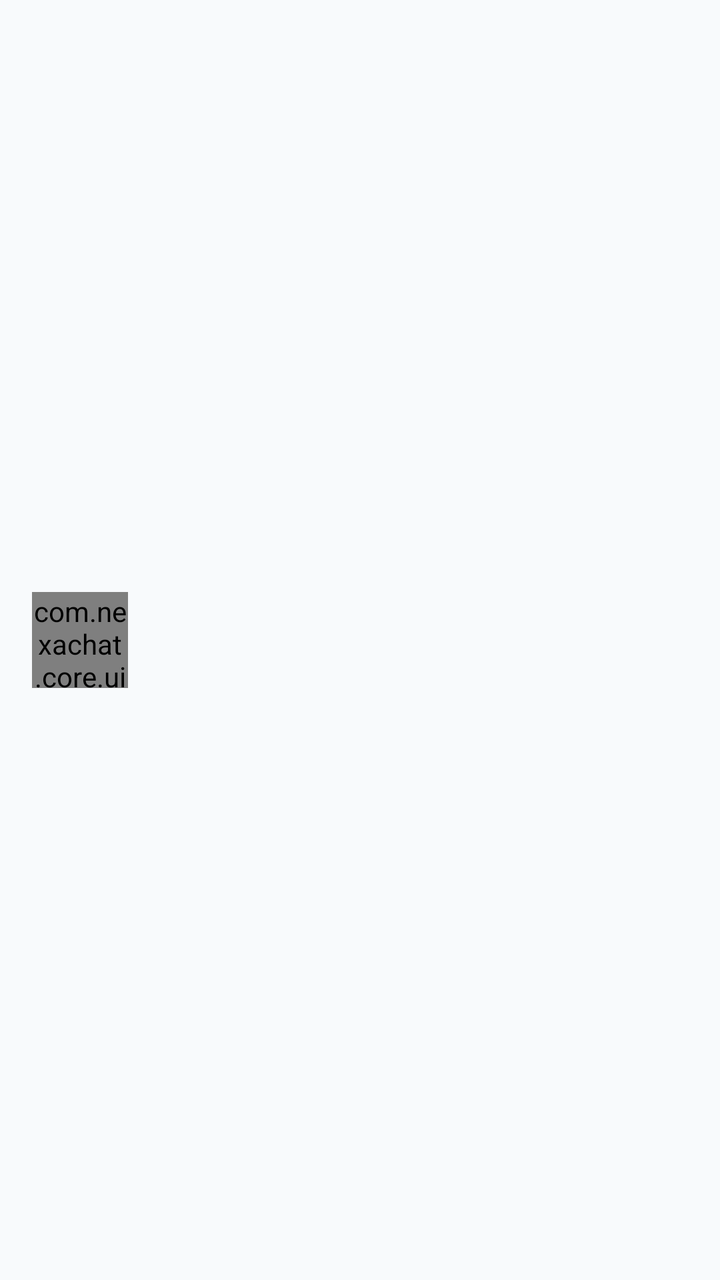
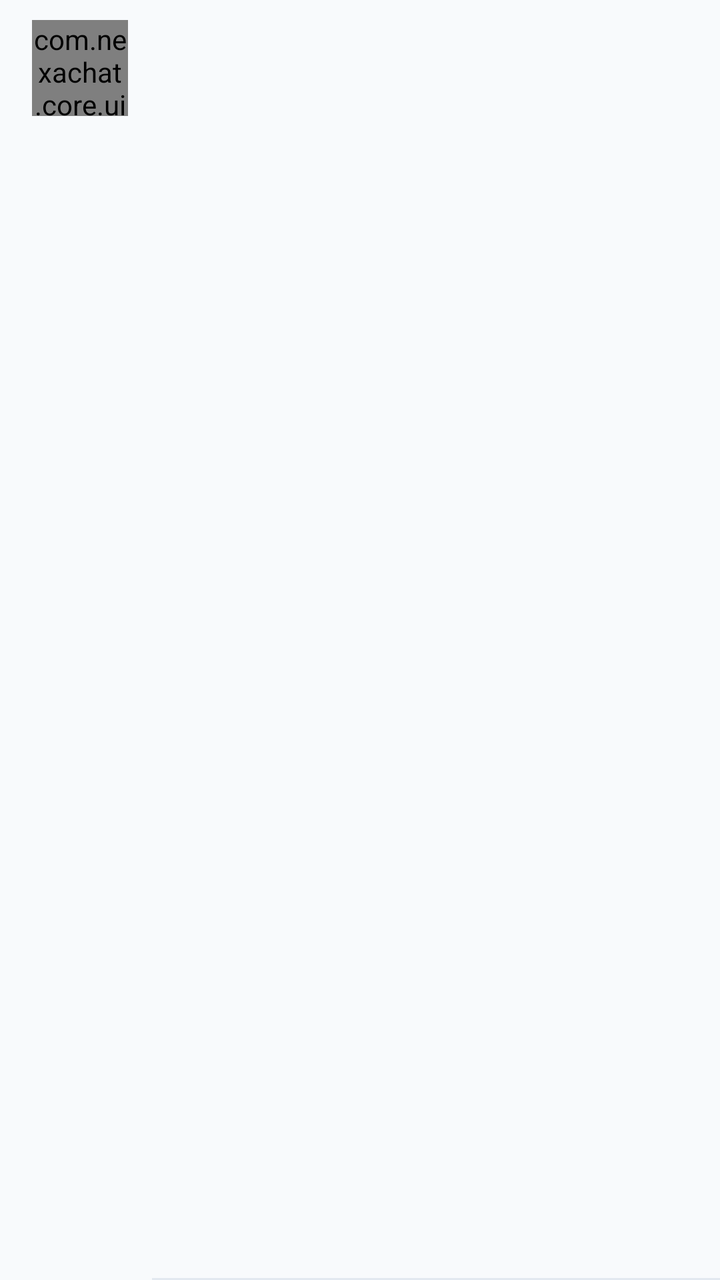

Compare the two renders of this Android layout. The source of the first and the diff that turns it into the second are given below.
<!-- AndroidManifest.xml: application theme Theme.NexaChat -->
<!-- res/layout/item_user_search.xml -->
<?xml version="1.0" encoding="utf-8"?>
<LinearLayout xmlns:android="http://schemas.android.com/apk/res/android"
    android:layout_width="match_parent"
    android:layout_height="wrap_content"
    android:gravity="center_vertical"
    android:minHeight="@dimen/min_touch_target"
    android:orientation="horizontal"
    android:paddingHorizontal="16dp"
    android:paddingVertical="10dp">

    <com.nexachat.core.ui.components.AvatarView
        android:id="@+id/avatar"
        android:layout_width="48dp"
        android:layout_height="48dp" />

    <LinearLayout
        android:layout_width="0dp"
        android:layout_height="wrap_content"
        android:layout_marginStart="@dimen/space_md"
        android:layout_weight="1"
        android:orientation="vertical">

        <TextView
            android:id="@+id/name"
            android:layout_width="match_parent"
            android:layout_height="wrap_content"
            android:textAppearance="?attr/textAppearanceBodyLarge"
            android:textColor="?attr/colorOnSurface"
            android:textStyle="bold" />

        <TextView
            android:id="@+id/subtitle"
            android:layout_width="match_parent"
            android:layout_height="wrap_content"
            android:textAppearance="?attr/textAppearanceBodySmall"
            android:textColor="?attr/colorOnSurfaceVariant" />
    </LinearLayout>
</LinearLayout>
<!-- resources referenced by this layout -->
<resources>
  <dimen name="min_touch_target">48dp</dimen>
  <dimen name="space_md">16dp</dimen>
  <style name="Theme.NexaChat" parent="Theme.NexaChat.Views" />
  <color name="colorPrimary">@color/brand_indigo</color>
  <color name="colorOnPrimary">#FFFFFFFF</color>
  <color name="colorPrimaryContainer">@color/brand_indigo_container</color>
  <color name="colorOnPrimaryContainer">@color/brand_on_indigo_container</color>
  <color name="colorSecondary">@color/slate_secondary</color>
  <color name="colorOnSecondary">#FFFFFFFF</color>
  <color name="colorSecondaryContainer">@color/slate_secondary_container</color>
  <color name="colorOnSecondaryContainer">@color/slate_on_secondary_container</color>
  <color name="colorTertiary">@color/tertiary_sky</color>
  <color name="colorOnTertiary">#FF082F49</color>
  <color name="colorTertiaryContainer">@color/tertiary_sky_container</color>
  <color name="colorOnTertiaryContainer">@color/tertiary_on_sky_container</color>
  <color name="colorError">@color/error_red</color>
  <color name="colorOnError">#FFFFFFFF</color>
  <color name="colorErrorContainer">@color/error_container_light</color>
  <color name="colorOnErrorContainer">@color/on_error_container_light</color>
  <color name="colorBackground">@color/background_light</color>
  <color name="colorOnBackground">@color/text_primary_light</color>
  <color name="colorSurface">@color/surface_light</color>
  <color name="colorOnSurface">@color/text_primary_light</color>
  <color name="colorSurfaceVariant">@color/surface_variant_light</color>
  <color name="surface_container_low_light">#FFF8FAFC</color>
  <color name="surface_container_light">#FFF1F5F9</color>
  <color name="surface_container_high_light">#FFE2E8F0</color>
  <color name="colorOnSurfaceVariant">@color/text_secondary_light</color>
  <color name="colorOutline">@color/slate_border</color>
  <color name="colorOutlineVariant">@color/slate_divider</color>
  <style name="TextAppearance.NexaChat.TitleLarge" parent="TextAppearance.Material3.TitleLarge" />
  <style name="TextAppearance.NexaChat.TitleMedium" parent="TextAppearance.Material3.TitleMedium" />
  <style name="TextAppearance.NexaChat.TitleSmall" parent="TextAppearance.Material3.TitleSmall" />
  <style name="TextAppearance.NexaChat.BodyLarge" parent="TextAppearance.Material3.BodyLarge" />
  <style name="TextAppearance.NexaChat.BodyMedium" parent="TextAppearance.Material3.BodyMedium" />
  <style name="TextAppearance.NexaChat.BodySmall" parent="TextAppearance.Material3.BodySmall" />
  <style name="TextAppearance.NexaChat.LabelLarge" parent="TextAppearance.Material3.LabelLarge" />
  <style name="TextAppearance.NexaChat.LabelMedium" parent="TextAppearance.Material3.LabelMedium" />
  <style name="TextAppearance.NexaChat.LabelSmall" parent="TextAppearance.Material3.LabelSmall" />
  <color name="brand_indigo">#FF6D28D9</color>
  <color name="brand_indigo_container">#FFEDE9FE</color>
  <color name="brand_on_indigo_container">#FF2E1065</color>
  <color name="slate_secondary">#FF505F76</color>
  <color name="slate_secondary_container">#FFD0E1FB</color>
  <color name="slate_on_secondary_container">#FF1D283A</color>
  <color name="tertiary_sky">#FF0EA5E9</color>
  <color name="tertiary_sky_container">#FFBAE6FD</color>
  <color name="tertiary_on_sky_container">#FF075985</color>
  <color name="error_red">#FFBA1A1A</color>
  <color name="error_container_light">#FFFFDAD6</color>
  <color name="on_error_container_light">#FF93000A</color>
  <color name="background_light">#FFF8FAFC</color>
  <color name="text_primary_light">#FF0F172A</color>
  <color name="surface_light">#FFFFFFFF</color>
  <color name="surface_variant_light">#FFF1F5F9</color>
  <color name="text_secondary_light">#FF475569</color>
  <color name="slate_border">#FFCBD5E1</color>
  <color name="slate_divider">#FFE2E8F0</color>
  <dimen name="corner_sm">8dp</dimen>
  <dimen name="corner_md">12dp</dimen>
  <dimen name="corner_lg">16dp</dimen>
  <!-- unchanged entries left out for length: 8 -->
</resources>

<!-- the commit's change to res/layout/item_user_search.xml (unified diff, before → after) -->
@@ -1,38 +1,67 @@
 <?xml version="1.0" encoding="utf-8"?>
-<LinearLayout xmlns:android="http://schemas.android.com/apk/res/android"
+<FrameLayout xmlns:android="http://schemas.android.com/apk/res/android"
+    xmlns:app="http://schemas.android.com/apk/res-auto"
     android:layout_width="match_parent"
     android:layout_height="wrap_content"
-    android:gravity="center_vertical"
-    android:minHeight="@dimen/min_touch_target"
-    android:orientation="horizontal"
-    android:paddingHorizontal="16dp"
-    android:paddingVertical="10dp">
-
-    <com.nexachat.core.ui.components.AvatarView
-        android:id="@+id/avatar"
-        android:layout_width="48dp"
-        android:layout_height="48dp" />
+    android:background="?attr/selectableItemBackground">
 
     <LinearLayout
-        android:layout_width="0dp"
+        android:id="@+id/rowContent"
+        android:layout_width="match_parent"
         android:layout_height="wrap_content"
-        android:layout_marginStart="@dimen/space_md"
-        android:layout_weight="1"
-        android:orientation="vertical">
+        android:gravity="center_vertical"
+        android:minHeight="56dp"
+        android:orientation="horizontal"
+        android:paddingHorizontal="16dp"
+        android:paddingVertical="10dp">
 
-        <TextView
-            android:id="@+id/name"
-            android:layout_width="match_parent"
+        <com.nexachat.core.ui.components.AvatarView
+            android:id="@+id/avatar"
+            android:layout_width="48dp"
+            android:layout_height="48dp" />
+
+        <LinearLayout
+            android:layout_width="0dp"
             android:layout_height="wrap_content"
-            android:textAppearance="?attr/textAppearanceBodyLarge"
-            android:textColor="?attr/colorOnSurface"
-            android:textStyle="bold" />
+            android:layout_marginStart="12dp"
+            android:layout_weight="1"
+            android:orientation="vertical">
 
-        <TextView
-            android:id="@+id/subtitle"
-            android:layout_width="match_parent"
+            <TextView
+                android:id="@+id/name"
+                android:layout_width="match_parent"
+                android:layout_height="wrap_content"
+                android:ellipsize="end"
+                android:maxLines="1"
+                android:textAppearance="?attr/textAppearanceBodyLarge"
+                android:textColor="?attr/colorOnSurface"
+                android:textStyle="bold" />
+
+            <TextView
+                android:id="@+id/subtitle"
+                android:layout_width="match_parent"
+                android:layout_height="wrap_content"
+                android:layout_marginTop="2dp"
+                android:ellipsize="end"
+                android:maxLines="1"
+                android:textAppearance="?attr/textAppearanceBodySmall"
+                android:textColor="?attr/colorOnSurfaceVariant" />
+        </LinearLayout>
+
+        <com.google.android.material.checkbox.MaterialCheckBox
+            android:id="@+id/selectionCheck"
+            android:layout_width="wrap_content"
             android:layout_height="wrap_content"
-            android:textAppearance="?attr/textAppearanceBodySmall"
-            android:textColor="?attr/colorOnSurfaceVariant" />
+            android:layout_marginStart="8dp"
+            android:clickable="false"
+            android:focusable="false"
+            android:visibility="gone" />
     </LinearLayout>
-</LinearLayout>
+
+    <View
+        android:layout_width="match_parent"
+        android:layout_height="1dp"
+        android:layout_gravity="bottom"
+        android:layout_marginStart="76dp"
+        android:background="?attr/colorOutlineVariant" />
+</FrameLayout>
<!-- resource entries referenced after the edit -->
@@ -1,7 +1,6 @@
 <!-- resources referenced by this layout -->
 <resources>
   <dimen name="min_touch_target">48dp</dimen>
-  <dimen name="space_md">16dp</dimen>
   <style name="Theme.NexaChat" parent="Theme.NexaChat.Views" />
   <color name="colorPrimary">@color/brand_indigo</color>
   <color name="colorOnPrimary">#FFFFFFFF</color>
